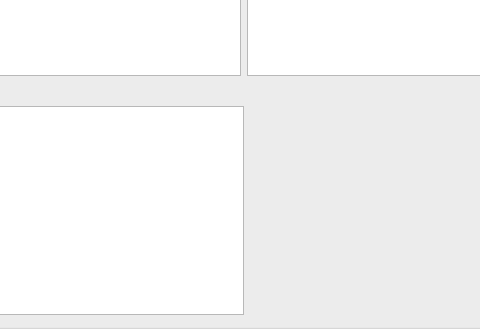
Before: the Qt Designer form src/client/ui/node_status.ui in liuyunian/ndn-netmgmt-client, drawn with Qt 5; both pictures show x 226 to 706 and y 188 to 517 of the 939 by 517 pixel window.
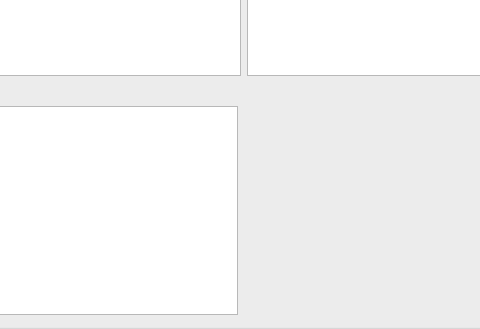
After: the same form once the commit is applied.

Patch:
```diff
--- a/src/client/ui/node_status.ui
+++ b/src/client/ui/node_status.ui
@@ -70,8 +70,14 @@
     <layout class="QHBoxLayout" name="horizontalLayout_3">
      <item>
       <widget class="QTableView" name="CSInfor">
+       <property name="maximumSize">
+        <size>
+         <width>450</width>
+         <height>16777215</height>
+        </size>
+       </property>
        <attribute name="horizontalHeaderDefaultSectionSize">
-        <number>120</number>
+        <number>100</number>
        </attribute>
       </widget>
      </item>
```
Left out of the diff: 4 changed lines with no effect on the pictures.
